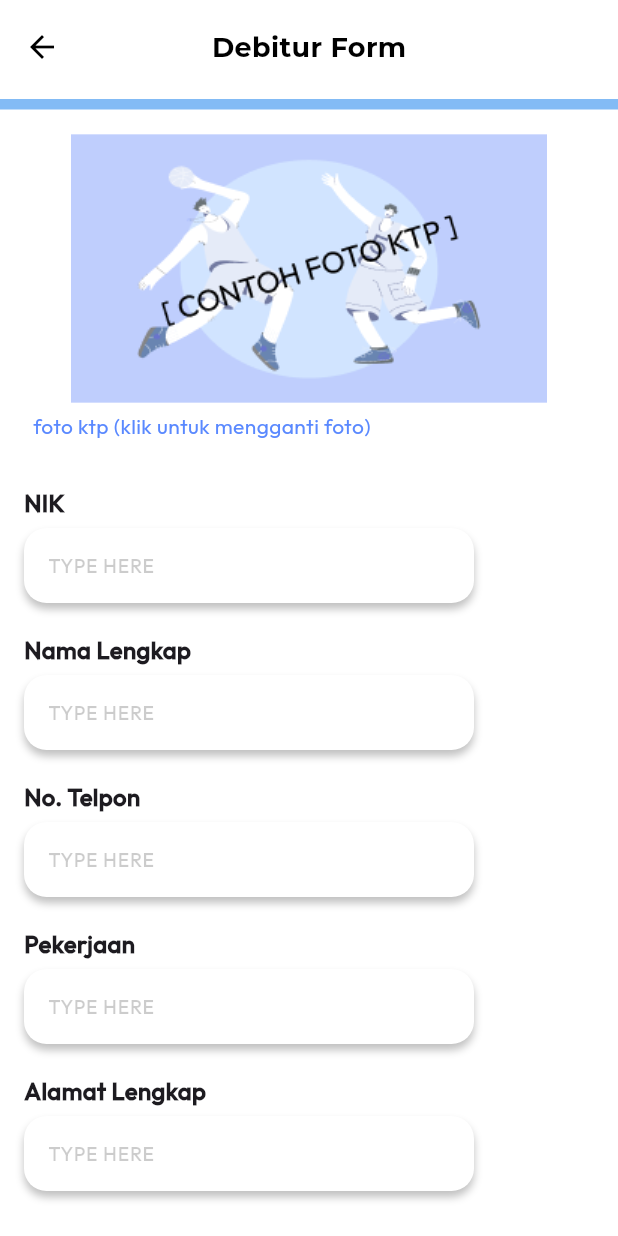
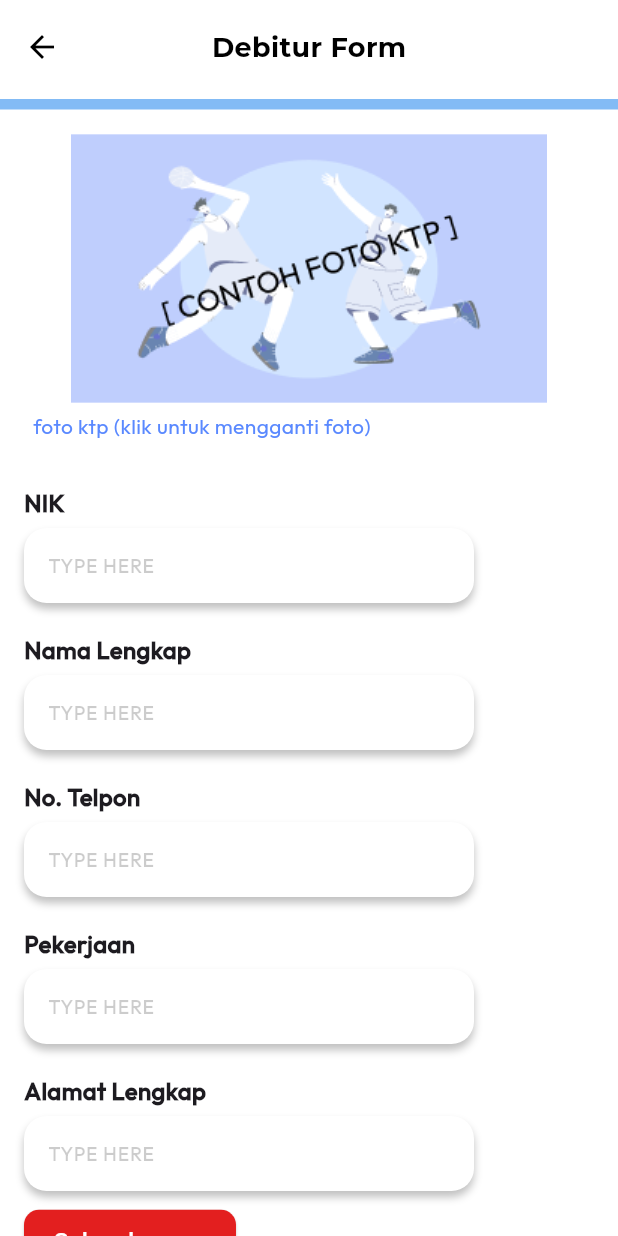
Before and after one commit to ITDEVKSPUK/loan-application-, a Flutter app: the InputData screen opened by its route, on a phone screen of 412 x 824 dp. Run offline on Flutter 3.47's test engine with Material 3 defaults, Android fonts, the phone set to English and light mode, and no system bars; our stand-ins replace curved_labeled_navigation_bar, dio, get, get_storage, image_picker; missing offline and left inert: encrypt; accounts and stored records are empty.

Commit message:
feat [ZE] : update initial route to dashboard, refactor encryption imports, and add clear form button

```diff
--- a/lib/main.dart
+++ b/lib/main.dart
@@ -17,7 +17,7 @@ class MyApp extends StatelessWidget {
     return GetMaterialApp(
       debugShowCheckedModeBanner: false,
       initialBinding: MyAppBinding(),
-      initialRoute: MyAppRoutes.splashScreen,
+      initialRoute: MyAppRoutes.dashboard,
       getPages: MyAppPage.pages,
     );
   }
--- a/lib/views/employee/inputuserdata/inputdata.dart
+++ b/lib/views/employee/inputuserdata/inputdata.dart
@@ -70,6 +70,20 @@ class InputData extends StatelessWidget {
             TextfieldForm(label: 'No. Telpon', controller: controller.telpController),
             TextfieldForm(label: 'Pekerjaan', controller: controller.pekerjaanController),
             TextfieldForm(label: 'Alamat Lengkap', controller: controller.alamatController),
+            ElevatedButton(
+                  onPressed: controller.clearForm,
+                  style: ElevatedButton.styleFrom(
+                    backgroundColor: AppColors.redstatus,
+                    padding: EdgeInsets.symmetric(horizontal: 20, vertical: 10),
+                    shape: RoundedRectangleBorder(
+                      borderRadius: BorderRadius.circular(10),
+                    ),
+                  ),
+                  child: Text(
+                    'Selengkapnya',
+                    style: TextStyle(fontSize: 16, color: AppColors.pureWhite),
+                  ),
+                ),
             SizedBox(height: 10),
             TextfieldForm(label: 'Nominal Penjaminan', controller: controller.nominalController),
             TextfieldForm(label: 'Jenis Jaminan', controller: controller.jenisJaminanController),
--- a/lib/widgets/textfield_form.dart
+++ b/lib/widgets/textfield_form.dart
@@ -14,7 +14,7 @@ class TextfieldForm extends StatefulWidget {
     this.width = 300,
     this.height = 50,
     this.hintText = 'TYPE HERE',
-  }) : super(key: key);
+  });
 
   @override
   State<TextfieldForm> createState() => _TextfieldFormState();
```
Also changed, not shown: lib/views/Login/sarvice.dart (+4 -4 lines), pubspec.lock.
